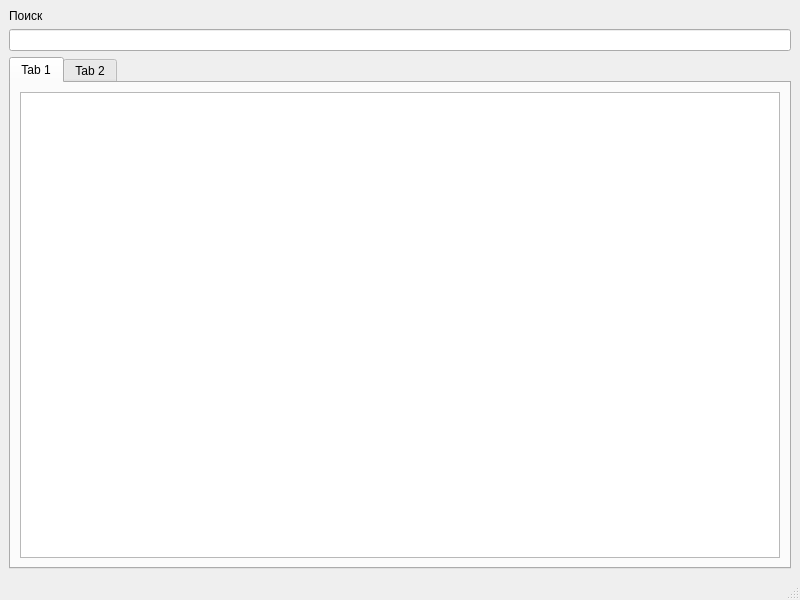
This is mainwindow.ui in ZoomEXE/AWUpdate as Qt 5 draws it before an edit. The edited form follows.
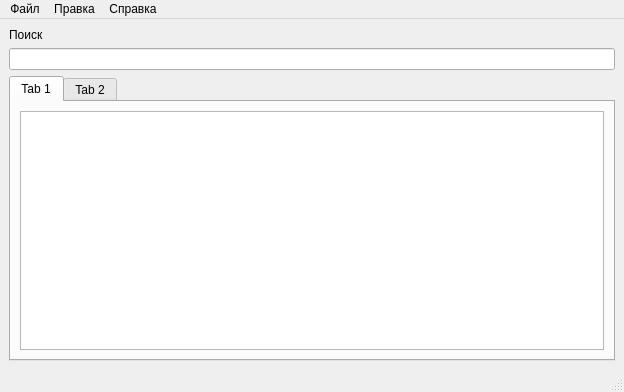
This is the edited form.

Commit message: Add class to additem, created DialogWindow for this.

Diff of the .ui file:
```diff
--- a/mainwindow.ui
+++ b/mainwindow.ui
@@ -6,8 +6,8 @@
    <rect>
     <x>0</x>
     <y>0</y>
-    <width>800</width>
-    <height>600</height>
+    <width>624</width>
+    <height>392</height>
    </rect>
   </property>
   <property name="windowTitle">
@@ -67,10 +67,32 @@
     <rect>
      <x>0</x>
      <y>0</y>
-     <width>800</width>
-     <height>25</height>
+     <width>624</width>
+     <height>24</height>
     </rect>
    </property>
+   <widget class="QMenu" name="menu">
+    <property name="title">
+     <string>Файл</string>
+    </property>
+   </widget>
+   <widget class="QMenu" name="menu_2">
+    <property name="title">
+     <string>Правка</string>
+    </property>
+    <addaction name="separator"/>
+    <addaction name="remove_item"/>
+    <addaction name="add_item"/>
+   </widget>
+   <widget class="QMenu" name="menu_3">
+    <property name="title">
+     <string>Справка</string>
+    </property>
+    <addaction name="open_instruction"/>
+   </widget>
+   <addaction name="menu"/>
+   <addaction name="menu_2"/>
+   <addaction name="menu_3"/>
   </widget>
   <widget class="QStatusBar" name="statusbar"/>
  </widget>
```
Left out of the diff: 19 changed lines with no effect on the pictures. The commit also changes 6 other files.
